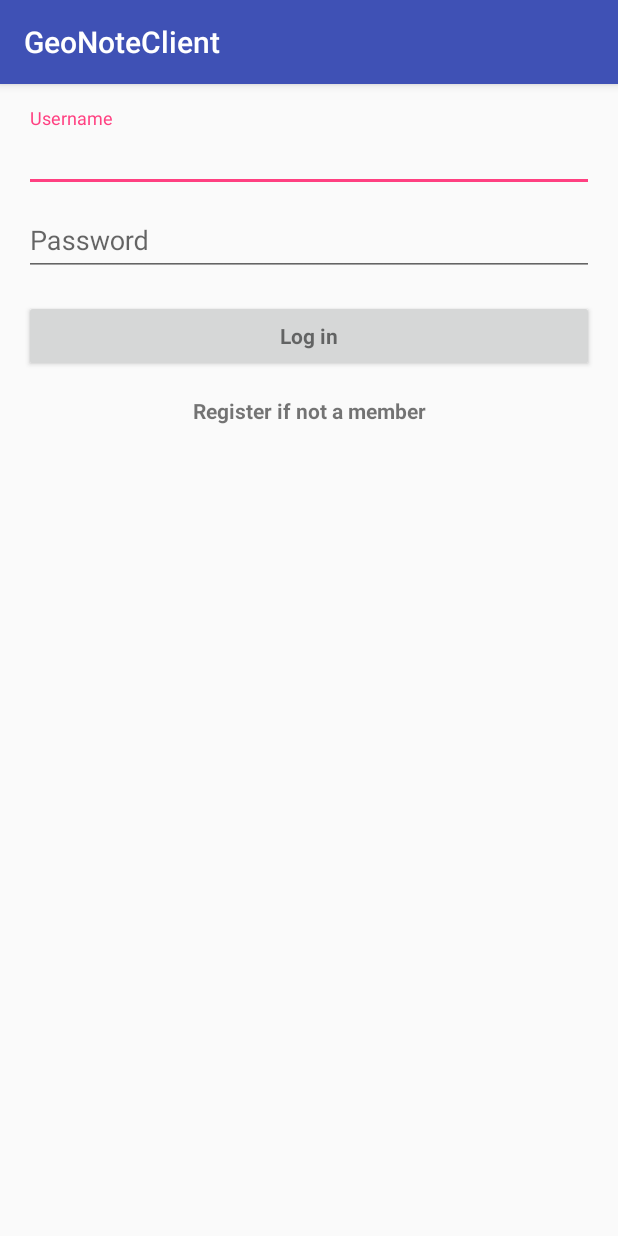
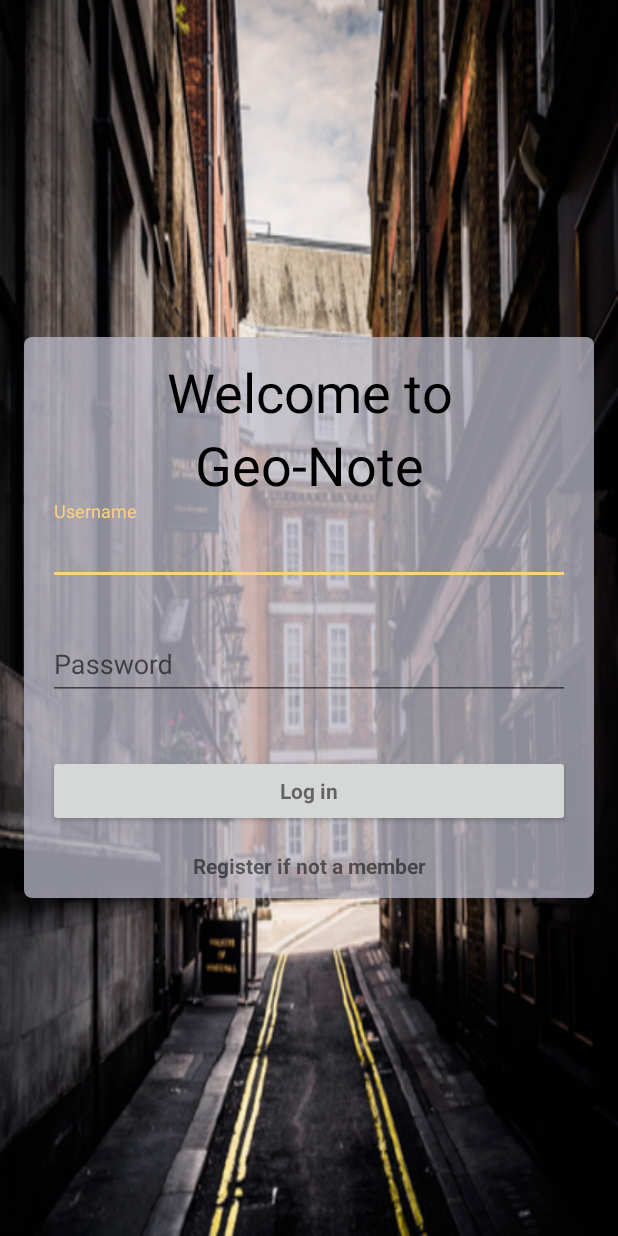
Before and after one commit to sawickiDev/GeoNoteClient, an Android app: the screen it shows after launch (LoginActivity), on a phone screen of 412 x 824 dp. Run offline under Robolectric (Android 15) with nearby library versions, the phone set to English and light mode, and no system bars; our stand-ins replace ButterKnife.

Commit message:
Login styling

```diff
--- a/app/build.gradle
+++ b/app/build.gradle
@@ -27,6 +27,7 @@ dependencies {
     implementation fileTree(include: ['*.jar'], dir: 'libs')
     implementation 'com.android.support:appcompat-v7:26.1.0'
     implementation 'com.android.support:design:26.1.0'
+    implementation 'com.google.android.gms:play-services-maps:12.0.0'
     testImplementation 'junit:junit:4.12'
     androidTestImplementation 'com.android.support.test:runner:1.0.1'
     androidTestImplementation 'com.android.support.test.espresso:espresso-core:3.0.1'
--- a/app/src/main/java/com/steveq/geonoteclient/login/GeonoteAuthAPI.java
+++ b/app/src/main/java/com/steveq/geonoteclient/login/GeonoteAuthAPI.java
@@ -2,6 +2,7 @@ package com.steveq.geonoteclient.login;
 
 
 import retrofit2.Call;
+import retrofit2.http.Body;
 import retrofit2.http.Field;
 import retrofit2.http.FormUrlEncoded;
 import retrofit2.http.Header;
@@ -15,4 +16,7 @@ public interface GeonoteAuthAPI {
                                     @Field("grant_type") String grantType,
                                     @Field("username") String username,
                                     @Field("password") String password);
+
+    @POST("user/register")
+    Call<String> registerRequest(@Body RegisterData registerData);
 }
--- a/app/src/main/java/com/steveq/geonoteclient/login/GeonoteAuthController.java
+++ b/app/src/main/java/com/steveq/geonoteclient/login/GeonoteAuthController.java
@@ -24,7 +24,7 @@ public class GeonoteAuthController{
         this.callback = callback;
     }
 
-    public void start(){
+    public void start(String username, String password){
         Gson gson =
                 new GsonBuilder()
                     .setLenient()
@@ -43,8 +43,8 @@ public class GeonoteAuthController{
                 geonoteAuthAPI.authRequest(
                         Credentials.basic("android_app", "android"),
                         "password",
-                        "adamek123",
-                        "adamek"
+                        username,
+                        password
                 );
         Log.d(TAG, String.valueOf(call.request().url()));
         Log.d(TAG, String.valueOf(call.request().body()));
--- a/app/src/main/java/com/steveq/geonoteclient/login/LoginActivity.java
+++ b/app/src/main/java/com/steveq/geonoteclient/login/LoginActivity.java
@@ -1,9 +1,12 @@
 package com.steveq.geonoteclient.login;
 
+import android.content.Intent;
 import android.content.pm.PackageManager;
 import android.os.Bundle;
 import android.support.annotation.NonNull;
 import android.support.design.widget.Snackbar;
+import android.support.design.widget.TextInputEditText;
+import android.support.design.widget.TextInputLayout;
 import android.support.v7.app.AppCompatActivity;
 import android.text.TextUtils;
 import android.util.Log;
@@ -17,6 +20,7 @@ import com.google.gson.Gson;
 import com.google.gson.GsonBuilder;
 import com.google.gson.stream.JsonReader;
 import com.steveq.geonoteclient.R;
+import com.steveq.geonoteclient.map.MapsActivity;
 import com.steveq.geonoteclient.services.PermissionChecker;
 
 import java.io.IOException;
@@ -42,11 +46,17 @@ public class LoginActivity extends AppCompatActivity implements Callback<AuthRes
     @BindView(R.id.credentialsErrorTextView)
     TextView credentialErrorTextView;
 
-    @BindView(R.id.username)
-    TextView usernameTextView;
+    @BindView(R.id.usernameTextInputLayout)
+    TextInputLayout usernameTextInputLayout;
 
-    @BindView(R.id.password)
-    EditText passwordEditText;
+    @BindView(R.id.usernameEditText)
+    TextInputEditText usernameEditText;
+
+    @BindView(R.id.passwordTextInputLayout)
+    TextInputLayout passwordTextInputLayout;
+
+    @BindView(R.id.passwordEditText)
+    TextInputEditText passwordEditText;
 
     @BindView(R.id.login_progress)
     View progressView;
@@ -89,13 +99,11 @@ public class LoginActivity extends AppCompatActivity implements Callback<AuthRes
             return;
         }
 
-        //Reset errors
-        usernameTextView.setError(null);
+        usernameEditText.setError(null);
         passwordEditText.setError(null);
         credentialErrorTextView.setVisibility(View.GONE);
 
-        //Store values at the time of the login attempt.
-        String username = usernameTextView.getText().toString();
+        String username = usernameEditText.getText().toString();
         String password = passwordEditText.getText().toString();
 
         boolean cancel = false;
@@ -107,14 +115,13 @@ public class LoginActivity extends AppCompatActivity implements Callback<AuthRes
             cancel = true;
         }
 
-        // Check for a valid email address.
         if (TextUtils.isEmpty(username)) {
-            usernameTextView.setError(getString(R.string.error_field_required));
-            focusView = usernameTextView;
+            usernameEditText.setError(getString(R.string.error_field_required));
+            focusView = usernameEditText;
             cancel = true;
         } else if (!isUsernameValid(username)) {
-            usernameTextView.setError(getString(R.string.error_invalid_email));
-            focusView = usernameTextView;
+            usernameEditText.setError(getString(R.string.error_invalid_email));
+            focusView = usernameEditText;
             cancel = true;
         }
 
@@ -122,7 +129,7 @@ public class LoginActivity extends AppCompatActivity implements Callback<AuthRes
             focusView.requestFocus();
         } else {
             showProgress(true);
-            geonoteAuthController.start();
+            geonoteAuthController.start(username, password);
         }
     }
 
@@ -142,7 +149,6 @@ public class LoginActivity extends AppCompatActivity implements Callback<AuthRes
 
     private void showProgress(final boolean show) {
         progressView.setVisibility(show ? View.VISIBLE : View.GONE);
-        loginFormView.setVisibility(show ? View.GONE : View.VISIBLE);
     }
 
     @Override
@@ -150,12 +156,13 @@ public class LoginActivity extends AppCompatActivity implements Callback<AuthRes
         showProgress(false);
         if(response.isSuccessful()){
             Log.d(TAG, String.valueOf(response.body()));
-            finish();
+            Intent intent = new Intent(this, MapsActivity.class);
+            startActivity(intent);
         } else {
             AuthError ae = parseAuthError(response.errorBody());
             if("Bad credentials".equals(ae.getErrorDescription())){
-                credentialErrorTextView.setText(getResources().getString(R.string.error_invalid_credentials));
-                credentialErrorTextView.setVisibility(View.VISIBLE);
+                passwordTextInputLayout.setError(getResources().getString(R.string.error_invalid_credentials));
+                usernameTextInputLayout.setError(getResources().getString(R.string.error_invalid_credentials));
             }
         }
     }
@@ -167,7 +174,7 @@ public class LoginActivity extends AppCompatActivity implements Callback<AuthRes
             ae = gson.fromJson(errorResponse.string(), AuthError.class);
         } catch (IOException | NullPointerException e) {
             Snackbar
-                    .make(loginFormView, getResources().getString(R.string.incorrect_response), Snackbar.LENGTH_SHORT)
+                    .make(loginFormView, getResources().getString(R.string.incorrect_response), Snackbar.LENGTH_LONG)
                     .show();
             e.printStackTrace();
         }
--- /dev/null
+++ b/app/src/main/res/drawable/layout_bg.xml
@@ -0,0 +1,6 @@
+<?xml version="1.0" encoding="UTF-8"?>
+<shape xmlns:android="http://schemas.android.com/apk/res/android">
+    <solid android:color="#bdbdbdCC"/>
+    <corners android:radius="5dp"/>
+    <padding android:left="0dp" android:top="0dp" android:right="0dp" android:bottom="0dp" />
+</shape>
--- a/app/src/main/res/layout/activity_login.xml
+++ b/app/src/main/res/layout/activity_login.xml
@@ -2,68 +2,72 @@
     xmlns:tools="http://schemas.android.com/tools"
     android:layout_width="match_parent"
     android:layout_height="match_parent"
+    xmlns:app="http://schemas.android.com/apk/res-auto"
     android:gravity="center_horizontal"
     android:orientation="vertical"
-    android:paddingBottom="@dimen/activity_vertical_margin"
-    android:paddingLeft="@dimen/activity_horizontal_margin"
-    android:paddingRight="@dimen/activity_horizontal_margin"
-    android:paddingTop="@dimen/activity_vertical_margin"
+    android:paddingHorizontal="16dp"
+    android:background="@drawable/login_img"
     tools:context="com.steveq.geonoteclient.login.LoginActivity">
 
-    <!-- Login progress -->
-    <ProgressBar
-        android:id="@+id/login_progress"
-        style="?android:attr/progressBarStyleLarge"
-        android:layout_width="wrap_content"
-        android:layout_height="wrap_content"
-        android:layout_marginBottom="8dp"
-        android:visibility="gone" />
-
-    <ScrollView
-        android:id="@+id/login_form"
+    <FrameLayout
         android:layout_width="match_parent"
         android:layout_height="match_parent">
 
         <LinearLayout
-            android:id="@+id/username_login_form"
+            android:layout_width="match_parent"
+            android:layout_height="match_parent"
+            android:orientation="vertical"
+            android:gravity="center">
+
+            <LinearLayout
+                android:id="@+id/login_form"
                 android:layout_width="match_parent"
                 android:layout_height="wrap_content"
+                android:background="@drawable/layout_bg"
+                android:paddingVertical="12dp"
+                android:paddingHorizontal="16dp"
                 android:orientation="vertical">
 
                 <TextView
-                android:id="@+id/credentialsErrorTextView"
-                android:visibility="gone"
                     android:layout_width="match_parent"
                     android:layout_height="wrap_content"
-                android:paddingHorizontal="16dp"
-                android:layout_marginBottom="4dp"
-                android:textAppearance="?android:textAppearanceMedium"
+                    android:layout_marginHorizontal="16dp"
                     android:textAlignment="center"
-                android:background="@color/errorColor"
-                android:textColor="@color/errorTextColor"
-                tools:text="Invalid Credentials"/>
-
+                    android:textColor="#000000"
+                    android:textSize="36sp"
+                    android:text="@string/welcome_string"/>
+                <TextView
+                    android:layout_width="match_parent"
+                    android:layout_height="wrap_content"
+                    android:layout_marginHorizontal="16dp"
+                    android:textAlignment="center"
+                    android:textColor="#000000"
+                    android:textSize="36sp"
+                    android:text="@string/geo_note"/>
                 <android.support.design.widget.TextInputLayout
+                    android:id="@+id/usernameTextInputLayout"
                     android:layout_width="match_parent"
-                android:layout_height="wrap_content">
-
-                <AutoCompleteTextView
-                    android:id="@+id/username"
+                    android:layout_height="wrap_content"
+                    app:errorEnabled="true">
+                    <android.support.design.widget.TextInputEditText
+                        android:id="@+id/usernameEditText"
                         android:layout_width="match_parent"
                         android:layout_height="wrap_content"
                         android:hint="@string/prompt_username"
                         android:inputType="textEmailAddress"
+                        android:textColor="#FAFAFA"
+                        android:textColorHint="#FAFAFA"
                         android:maxLines="1"
                         android:singleLine="true" />
-
                 </android.support.design.widget.TextInputLayout>
 
                 <android.support.design.widget.TextInputLayout
+                    android:id="@+id/passwordTextInputLayout"
                     android:layout_width="match_parent"
-                android:layout_height="wrap_content">
-
-                <EditText
-                    android:id="@+id/password"
+                    android:layout_height="wrap_content"
+                    app:errorEnabled="true">
+                    <android.support.design.widget.TextInputEditText
+                        android:id="@+id/passwordEditText"
                         android:layout_width="match_parent"
                         android:layout_height="wrap_content"
                         android:hint="@string/prompt_password"
@@ -71,9 +75,10 @@
                         android:imeActionLabel="@string/action_sign_in_short"
                         android:imeOptions="actionUnspecified"
                         android:inputType="textPassword"
+                        android:textColor="#FAFAFA"
+                        android:textColorHint="#FAFAFA"
                         android:maxLines="1"
                         android:singleLine="true" />
-
                 </android.support.design.widget.TextInputLayout>
 
                 <Button
@@ -96,7 +101,32 @@
                     android:layout_gravity="center_horizontal"
                     android:textAlignment="center"
                     android:textStyle="bold" />
+                <TextView
+                    android:id="@+id/credentialsErrorTextView"
+                    android:visibility="gone"
+                    android:layout_width="match_parent"
+                    android:layout_height="wrap_content"
+                    android:layout_marginBottom="4dp"
+                    android:textAppearance="?android:textAppearanceMedium"
+                    android:textAlignment="center"
+                    android:background="@color/errorColor"
+                    android:textColor="@color/errorTextColor"
+                    tools:text="Invalid Credentials"/>
 
             </LinearLayout>
-    </ScrollView>
         </LinearLayout>
+        <LinearLayout
+            android:id="@+id/login_progress"
+            android:layout_width="match_parent"
+            android:layout_height="match_parent"
+            android:background="#bdbdbdE6"
+            android:visibility="gone"
+            android:gravity="center">
+            <ProgressBar
+                style="?android:attr/progressBarStyleLarge"
+                android:layout_width="wrap_content"
+                android:layout_height="wrap_content"
+                android:layout_marginBottom="8dp"/>
+        </LinearLayout>
+    </FrameLayout>
+</LinearLayout>
--- a/app/src/main/res/values/colors.xml
+++ b/app/src/main/res/values/colors.xml
@@ -5,4 +5,8 @@
     <color name="colorAccent">#FF4081</color>
     <color name="errorColor">#E57373</color>
     <color name="errorTextColor">#B71C1C</color>
+    <color name="material_grey_50">#FAFAFA</color>
+    <color name="material_grey_400">#bdbdbd</color>
+    <color name="material_grey_600">#757575</color>
+    <color name="material_orange_a100">#ffd180</color>
 </resources>
--- a/app/src/main/res/values/strings.xml
+++ b/app/src/main/res/values/strings.xml
@@ -20,4 +20,7 @@
     <string name="permission_rationale">"Contacts permissions are needed for providing email
         completions."
     </string>
+    <string name="welcome_string">Welcome to</string>
+    <string name="geo_note">Geo-Note</string>
+    <string name="title_activity_maps">Map</string>
 </resources>
--- a/app/src/main/res/values/styles.xml
+++ b/app/src/main/res/values/styles.xml
@@ -1,11 +1,14 @@
 <resources>
 
     <!-- Base application theme. -->
-    <style name="AppTheme" parent="Theme.AppCompat.Light.DarkActionBar">
+    <style name="AppTheme" parent="Theme.AppCompat.Light.NoActionBar">
         <!-- Customize your theme here. -->
-        <item name="colorPrimary">@color/colorPrimary</item>
-        <item name="colorPrimaryDark">@color/colorPrimaryDark</item>
-        <item name="colorAccent">@color/colorAccent</item>
+        <item name="android:windowTranslucentStatus">true</item>
+        <item name="android:windowTranslucentNavigation">true</item>
+        <item name="colorPrimary">@color/material_grey_400</item>
+        <item name="colorPrimaryDark">@color/material_grey_600</item>
+        <item name="colorAccent">@color/material_orange_a100</item>
+        <item name="android:colorBackground">@color/material_grey_400</item>
     </style>
 
 </resources>
```
Also changed, not shown: app/src/debug/res/values/google_maps_api.xml (added, +24 -0 lines), app/src/main/AndroidManifest.xml (+23 -0 lines), app/src/main/java/com/steveq/geonoteclient/login/RegisterData.java (added, +37 -0 lines), app/src/main/java/com/steveq/geonoteclient/map/MapsActivity.java (added, +47 -0 lines), app/src/main/res/layout/activity_maps.xml (added, +8 -0 lines), app/src/main/res/drawable/login_img.png (added), 1 other file. Lines whose indentation alone changed are shown as unchanged.
